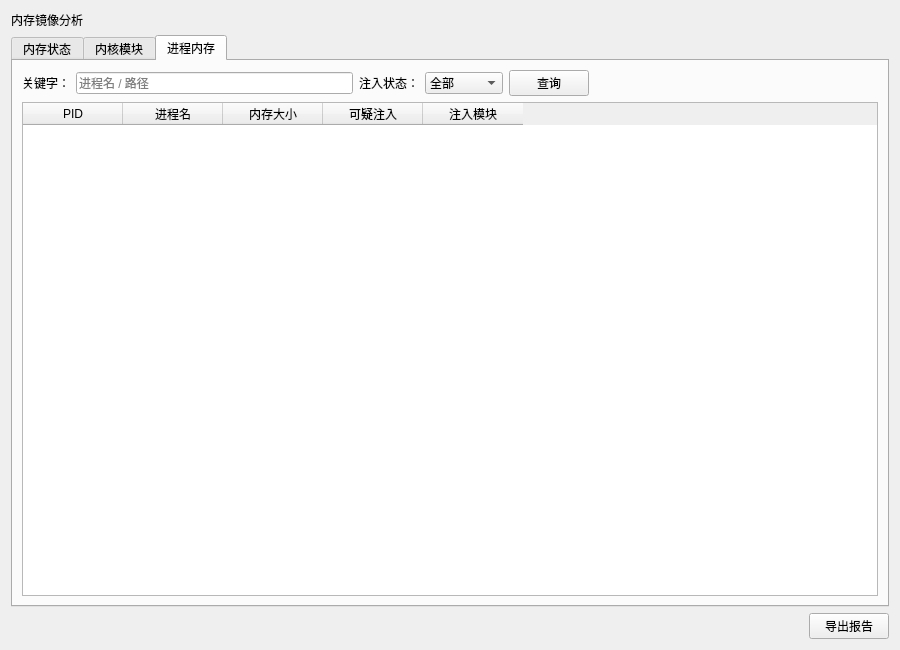
The window that ui/MemoryImagePage.ui (rakehellsx/MaliciousDetector) describes before a commit, drawn with Qt 5.
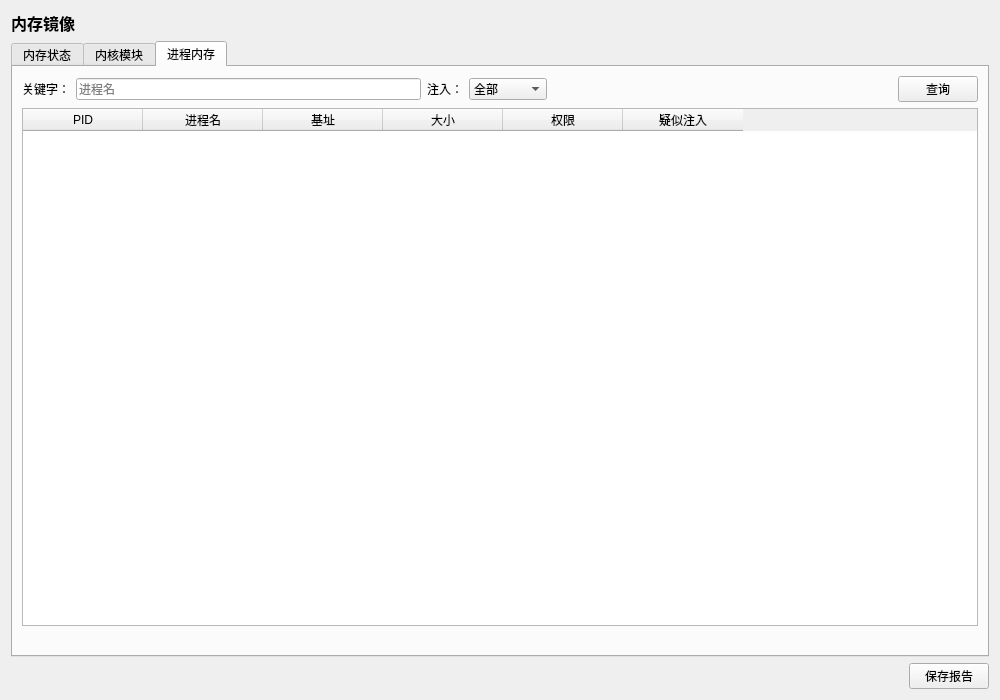
The same window after the commit. The open tabs and pages were chosen to show the change.

```diff
--- a/ui/MemoryImagePage.ui
+++ b/ui/MemoryImagePage.ui
@@ -3,20 +3,18 @@
  <class>MemoryImagePage</class>
  <widget class="QWidget" name="MemoryImagePage">
   <property name="geometry">
-   <rect><x>0</x><y>0</y><width>900</width><height>650</height></rect>
+   <rect><x>0</x><y>0</y><width>1000</width><height>700</height></rect>
   </property>
   <property name="windowTitle">
    <string>MemoryImagePage</string>
   </property>
 
  <layout class="QVBoxLayout" name="mainLayout">
-  <item>
-   <widget class="QLabel" name="lblPageTitle">
-    <property name="text"><string>内存镜像分析</string></property>
-   </widget>
-  </item>
-  <item>
-   <widget class="QTabWidget" name="tabWidget">
+ <item><widget class="QLabel" name="lblTitle">
+  <property name="text"><string>内存镜像</string></property>
+  <property name="styleSheet"><string>font-size:16px;font-weight:600;</string></property>
+ </widget></item>
+ <item><widget class="QTabWidget" name="m_tabMemory">
     <widget class="QWidget" name="tabStatus">
      <attribute name="title"><string>内存状态</string></attribute>
      <layout class="QVBoxLayout">
@@ -66,12 +64,23 @@
     </widget>
     <widget class="QWidget" name="tabProc">
      <attribute name="title"><string>进程内存</string></attribute>
-     <layout class="QVBoxLayout">
+ <layout class="QVBoxLayout" name="vProc">
+  <item><layout class="QHBoxLayout" name="hProcBar">
       <item>
-       <layout class="QHBoxLayout">
-        <item><widget class="QLabel"><property name="text"><string>关键字：</string></property></widget></item>
-        <item><widget class="QLineEdit" name="m_edtProcKw"><property name="placeholderText"><string>进程名 / 路径</string></property></widget></item>
-        <item><widget class="QLabel"><property name="text"><string>注入状态：</string></property></widget></item>
+   <widget class="QLabel" name="">
+     <property name="text"><string>关键字：</string></property>
+    </widget>
+  </item>
+  <item>
+   <widget class="QLineEdit" name="m_edtProcKw">
+     <property name="placeholderText"><string>进程名</string></property>
+    </widget>
+  </item>
+  <item>
+   <widget class="QLabel" name="">
+     <property name="text"><string>注入：</string></property>
+    </widget>
+  </item>
         <item>
          <widget class="QComboBox" name="m_cmbProcSuspect">
           <item><property name="text"><string>全部</string></property></item>
@@ -79,35 +88,37 @@
           <item><property name="text"><string>正常</string></property></item>
          </widget>
         </item>
-        <item><widget class="QPushButton" name="btnQueryProc"><property name="text"><string>查询</string></property></widget></item>
-        <item><spacer><property name="orientation"><enum>Qt::Horizontal</enum></property><property name="sizeHint" stdset="0"><size><width>40</width><height>20</height></size></property></spacer></item>
-        <item><widget class="QLabel" name="m_lblProcSummary"><property name="text"><string></string></property></widget></item>
-       </layout>
+  <item>
+   <spacer><property name="orientation"><enum>Qt::Horizontal</enum></property><property name="sizeHint" stdset="0"><size><width>40</width><height>20</height></size></property></spacer>
       </item>
       <item>
-       <widget class="QTableWidget" name="m_tblProc">
-        <property name="alternatingRowColors"><bool>true</bool></property>
-        <property name="editTriggers"><set>QAbstractItemView::NoEditTriggers</set></property>
-        <property name="selectionBehavior"><enum>QAbstractItemView::SelectRows</enum></property>
-        <column><property name="text"><string>PID</string></property></column>
-        <column><property name="text"><string>进程名</string></property></column>
-        <column><property name="text"><string>内存大小</string></property></column>
-        <column><property name="text"><string>可疑注入</string></property></column>
-        <column><property name="text"><string>注入模块</string></property></column>
-       </widget>
-      </item>
-     </layout>
-    </widget>
-   </widget>
+   <widget class="QPushButton" name="btnQueryProc">
+     <property name="text"><string>查询</string></property>
+    </widget>
+  </item>
+</layout></item>
+  <item><widget class="QTableWidget" name="m_tblProc">
+  <property name="columnCount"><number>6</number></property>
+  <attribute name="horizontalHeaderDefaultSectionSize"><number>120</number></attribute>
+  <column><property name="text"><string>PID</string></property></column><column><property name="text"><string>进程名</string></property></column><column><property name="text"><string>基址</string></property></column><column><property name="text"><string>大小</string></property></column><column><property name="text"><string>权限</string></property></column><column><property name="text"><string>疑似注入</string></property></column>
+ </widget></item>
+  <item><widget class="QLabel" name="m_lblProcSummary">
+  <property name="text"><string></string></property>
+ </widget></item>
+ </layout>
+</widget>
+ </widget></item>
+ <item><layout class="QHBoxLayout" name="btnRow">
+  <item>
+   <spacer><property name="orientation"><enum>Qt::Horizontal</enum></property><property name="sizeHint" stdset="0"><size><width>40</width><height>20</height></size></property></spacer>
   </item>
   <item>
-   <layout class="QHBoxLayout">
-    <item><spacer><property name="orientation"><enum>Qt::Horizontal</enum></property><property name="sizeHint" stdset="0"><size><width>40</width><height>20</height></size></property></spacer></item>
-    <item><widget class="QPushButton" name="m_btnSave"><property name="text"><string>导出报告</string></property></widget></item>
-   </layout>
+   <widget class="QPushButton" name="m_btnSave">
+     <property name="text"><string>保存报告</string></property>
+    </widget>
   </item>
- </layout>
-
+</layout></item>
+</layout>
  </widget>
  <resources/>
  <connections/>
```
Left out of the diff: 71 changed lines with no effect on the pictures. Lines whose indentation alone changed are shown as unchanged.
